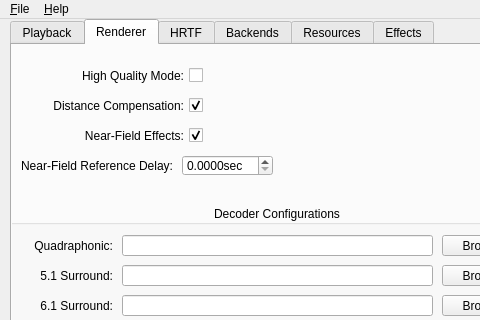
kcat/openal-soft, file utils/alsoft-config/mainwindow.ui: the form before one commit; both pictures show x 0 to 480 and y 0 to 320 of the 564 by 460 pixel window.
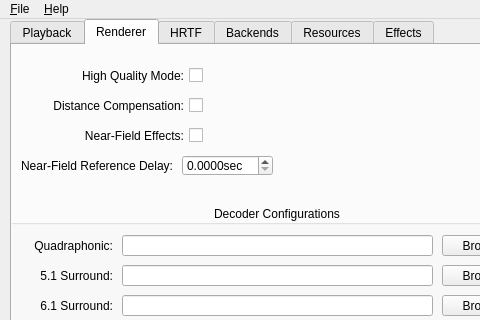
The form after the commit. The open tabs and pages were chosen to show the change. Icons and pictures are not drawn.

Commit message: Make a number of settings tristate

```diff
--- a/utils/alsoft-config/mainwindow.ui
+++ b/utils/alsoft-config/mainwindow.ui
@@ -655,7 +655,7 @@
       <property name="text">
        <string>Distance Compensation:</string>
       </property>
-      <property name="checked">
+      <property name="tristate">
        <bool>true</bool>
       </property>
      </widget>
@@ -856,7 +856,7 @@
       <property name="text">
        <string>Near-Field Effects:</string>
       </property>
-      <property name="checked">
+      <property name="tristate">
        <bool>true</bool>
       </property>
      </widget>
```
Left out of the diff: 22 changed lines with no effect on the pictures. The commit also changes 1 other file.
